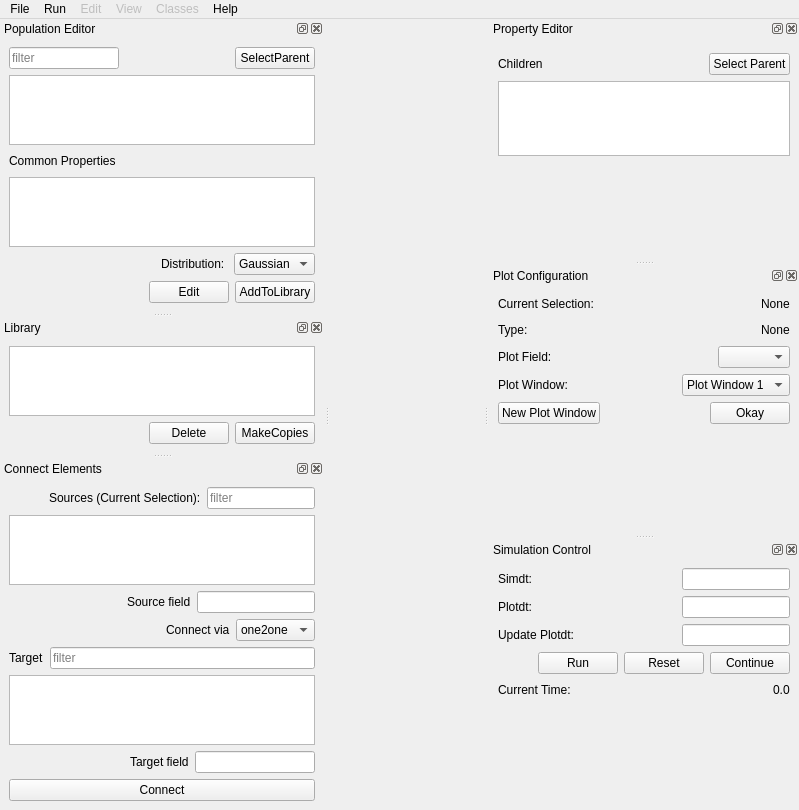
Before: the Qt Designer form moose/branches/dh_branch/gui/newgui.ui in physicalist/ncbs-moose, drawn with Qt 5.
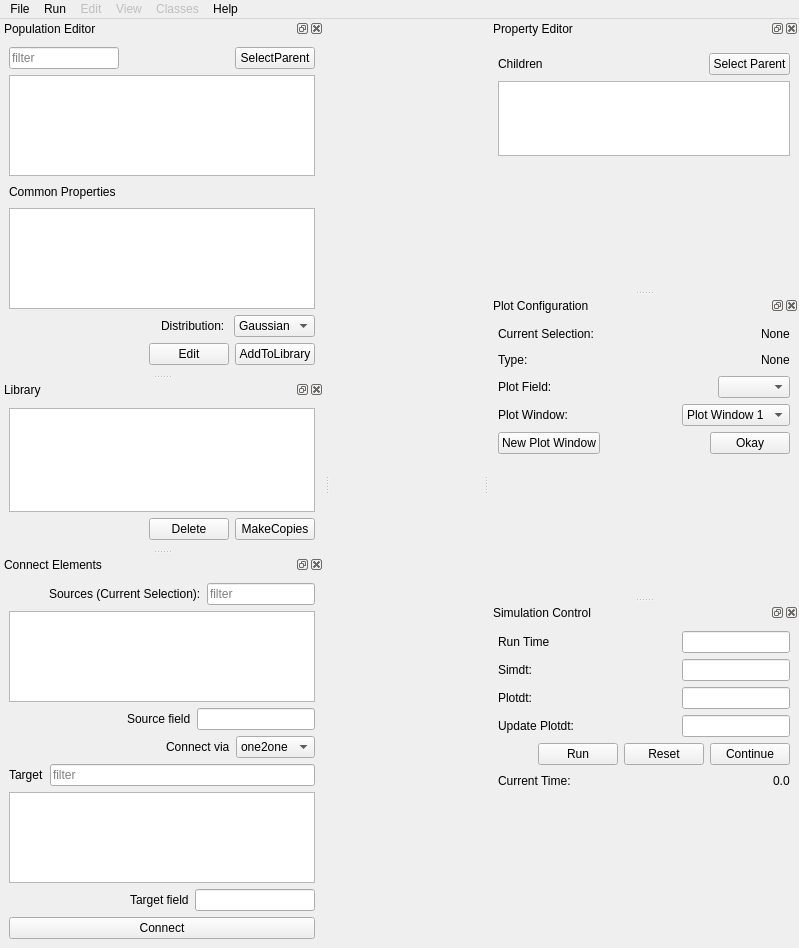
After: the same form once the commit is applied. Custom widgets are drawn as their Qt base class.

```diff
--- a/moose/branches/dh_branch/gui/newgui.ui
+++ b/moose/branches/dh_branch/gui/newgui.ui
@@ -7,7 +7,7 @@
     <x>0</x>
     <y>0</y>
     <width>799</width>
-    <height>798</height>
+    <height>948</height>
    </rect>
   </property>
   <property name="windowTitle">
@@ -857,35 +857,45 @@
      <item>
       <layout class="QGridLayout" name="gridLayout">
        <item row="1" column="2">
-        <widget class="QLineEdit" name="simControlPlotdtLineEdit"/>
-       </item>
-       <item row="0" column="2">
         <widget class="QLineEdit" name="simControlSimdtLineEdit"/>
        </item>
-       <item row="1" column="0">
+       <item row="2" column="2">
+        <widget class="QLineEdit" name="simControlPlotdtLineEdit"/>
+       </item>
+       <item row="2" column="0">
         <widget class="QLabel" name="label_14">
          <property name="text">
           <string>Plotdt:</string>
          </property>
         </widget>
        </item>
-       <item row="2" column="2">
+       <item row="3" column="2">
         <widget class="QLineEdit" name="simControlUpdatePlotdtLineEdit"/>
        </item>
-       <item row="2" column="0">
+       <item row="3" column="0">
         <widget class="QLabel" name="label_15">
          <property name="text">
           <string>Update Plotdt:</string>
          </property>
         </widget>
        </item>
-       <item row="0" column="0">
+       <item row="1" column="0">
         <widget class="QLabel" name="label_13">
          <property name="text">
           <string>Simdt:</string>
          </property>
         </widget>
        </item>
+       <item row="0" column="0">
+        <widget class="QLabel" name="label_18">
+         <property name="text">
+          <string>Run Time</string>
+         </property>
+        </widget>
+       </item>
+       <item row="0" column="2">
+        <widget class="QLineEdit" name="simControlRunTimeLineEdit"/>
+       </item>
        <item row="0" column="1">
         <spacer name="horizontalSpacer_17">
          <property name="orientation">
```
